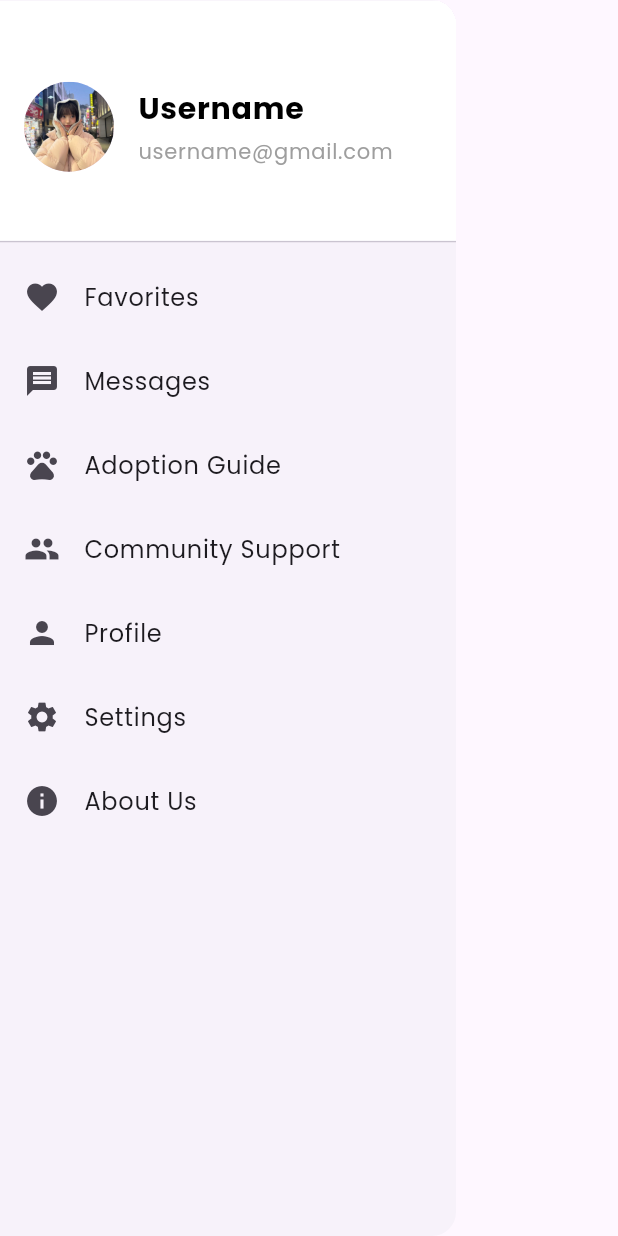
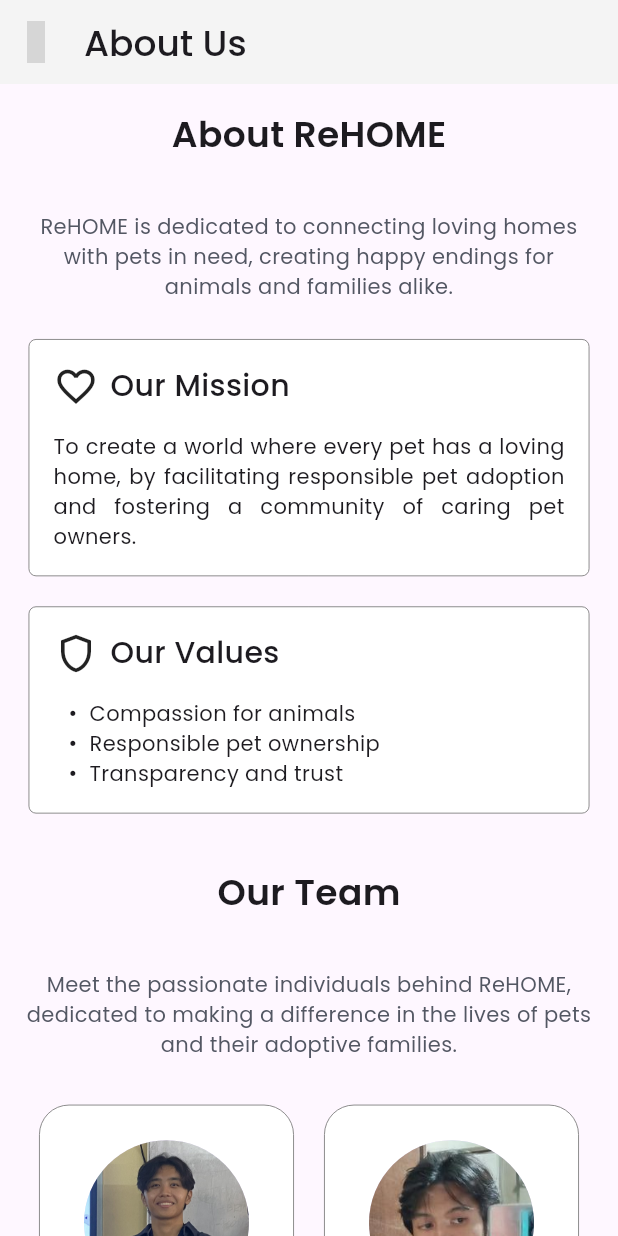
Before and after one commit to GianEzekiel/ReHome, a Flutter app: the CustomDrawer widget shown alone on an empty page, opened directly, after a tap on "About Us", on a phone screen of 412 x 824 dp. Run offline on Flutter 3.47's test engine with Material 3 defaults, Android fonts, the phone set to English and light mode, and no system bars; our stand-ins replace iconsax; grey boxes are pictures that could not be loaded.

Commit message:
about screen done

```diff
--- /dev/null
+++ b/lib/about_us_screen.dart
@@ -0,0 +1,251 @@
+import 'package:flutter/material.dart';
+import 'package:rehome/custom_app_bar.dart';
+import 'package:rehome/home_page.dart';
+import 'package:rehome/models/team_models.dart';
+
+class AboutUsScreen extends StatefulWidget {
+  const AboutUsScreen({super.key});
+
+  @override
+  State<AboutUsScreen> createState() => _AboutUsScreenState();
+}
+
+class _AboutUsScreenState extends State<AboutUsScreen> {
+  List<TeamModels> team = [];
+
+  void _getTeam() {
+    team = TeamModels.getTeam();
+  }
+
+  @override
+  void initState() {
+    super.initState();
+    _getTeam();
+  }
+
+  @override
+  Widget build(BuildContext context) {
+    return Scaffold(
+      appBar: CustomAppBar(
+        title: 'About Us',
+        onBackPress: () {
+          Navigator.pushReplacement(
+            context,
+            MaterialPageRoute(builder: (context) => const HomePage()),
+          );
+        },
+      ),
+      body: SingleChildScrollView(
+        child: Padding(
+          padding: const EdgeInsets.all(16),
+          child: Center(
+            child: Column(
+              children: [
+                const Text(
+                  'About ReHOME',
+                  style: TextStyle(
+                    fontSize: 24,
+                    fontWeight: FontWeight.w600,
+                  ),
+                ),
+                const SizedBox(height: 35),
+                const Text(
+                  'ReHOME is dedicated to connecting loving homes with pets in need, creating happy endings for animals and families alike.',
+                  textAlign: TextAlign.center,
+                  style: TextStyle(
+                    fontSize: 14,
+                    color: Color(0xff535763),
+                  ),
+                ),
+                const SizedBox(height: 25),
+                Container(
+                  width: 374,
+                  decoration: BoxDecoration(
+                    border: Border.all(
+                      color: const Color(0xFF808080),
+                      width: 0.6,
+                    ),
+                    color: const Color(0xffFFFFFF),
+                    borderRadius: BorderRadius.circular(5),
+                  ),
+                  child: const Padding(
+                    padding: EdgeInsets.all(16.0),
+                    child: Column(
+                      children: [
+                        Row(
+                          children: [
+                            Icon(
+                              Icons.favorite_border,
+                              size: 30,
+                            ),
+                            SizedBox(width: 8),
+                            Text(
+                              'Our Mission',
+                              style: TextStyle(
+                                fontSize: 20,
+                                fontWeight: FontWeight.w500,
+                              ),
+                            )
+                          ],
+                        ),
+                        SizedBox(height: 15),
+                        Text(
+                          'To create a world where every pet has a loving home, by facilitating responsible pet adoption and fostering a community of caring pet owners.',
+                          textAlign: TextAlign.justify,
+                          style: TextStyle(
+                            fontSize: 14,
+                          ),
+                        ),
+                      ],
+                    ),
+                  ),
+                ),
+                const SizedBox(height: 20),
+                Container(
+                  width: 374,
+                  decoration: BoxDecoration(
+                    border: Border.all(
+                      color: const Color(0xFF808080),
+                      width: 0.6,
+                    ),
+                    color: const Color(0xffFFFFFF),
+                    borderRadius: BorderRadius.circular(5),
+                  ),
+                  child: const Padding(
+                    padding: EdgeInsets.all(16.0),
+                    child: Column(
+                      children: [
+                        Row(
+                          children: [
+                            Icon(
+                              Icons.shield_outlined,
+                              size: 30,
+                            ),
+                            SizedBox(width: 8),
+                            Text(
+                              'Our Values',
+                              style: TextStyle(
+                                fontSize: 20,
+                                fontWeight: FontWeight.w500,
+                              ),
+                            )
+                          ],
+                        ),
+                        SizedBox(height: 15),
+                        Padding(
+                          padding: EdgeInsets.only(left: 10),
+                          child: Column(
+                            crossAxisAlignment: CrossAxisAlignment.start,
+                            children: [
+                              Row(
+                                crossAxisAlignment: CrossAxisAlignment.start,
+                                children: [
+                                  Text("•  "), // Bullet point
+                                  Expanded(
+                                    child: Text("Compassion for animals"),
+                                  ),
+                                ],
+                              ),
+                              Row(
+                                crossAxisAlignment: CrossAxisAlignment.start,
+                                children: [
+                                  Text("•  "),
+                                  Expanded(
+                                    child: Text("Responsible pet ownership"),
+                                  ),
+                                ],
+                              ),
+                              Row(
+                                crossAxisAlignment: CrossAxisAlignment.start,
+                                children: [
+                                  Text("•  "),
+                                  Expanded(
+                                    child: Text("Transparency and trust"),
+                                  ),
+                                ],
+                              ),
+                            ],
+                          ),
+                        ),
+                      ],
+                    ),
+                  ),
+                ),
+                const SizedBox(height: 35),
+                const Text(
+                  'Our Team',
+                  style: TextStyle(
+                    fontSize: 24,
+                    fontWeight: FontWeight.w600,
+                  ),
+                ),
+                const SizedBox(height: 35),
+                const Text(
+                  'Meet the passionate individuals behind ReHOME, dedicated to making a difference in the lives of pets and their adoptive families.',
+                  textAlign: TextAlign.center,
+                  style: TextStyle(
+                    fontSize: 14,
+                    color: Color(0xff535763),
+                  ),
+                ),
+                const SizedBox(height: 20),
+                Padding(
+                  padding: const EdgeInsets.all(10),
+                  child: GridView.builder(
+                    shrinkWrap: true, // Ensures the grid doesn't take up extra space
+                    physics: const NeverScrollableScrollPhysics(), // Prevents scrolling of the grid (parent ScrollView handles scrolling)
+                    gridDelegate: const SliverGridDelegateWithFixedCrossAxisCount(
+                      crossAxisCount: 2, // 2 columns
+                      crossAxisSpacing: 20, // Space between columns
+                      mainAxisSpacing: 20, // Space between rows
+                      childAspectRatio: 0.8, // Square containers
+                    ),
+                    itemCount: team.length,
+                    itemBuilder: (context, index) {
+                      return Container(
+                        height: 500,
+                        width: 176,
+                        decoration: BoxDecoration(
+                          border: Border.all(
+                            color: const Color(0xFF808080),
+                            width: 0.6,
+                          ),
+                          color: const Color(0xffFFFFFF),
+                          borderRadius: BorderRadius.circular(20),
+                        ),
+                        child: Column(
+                          mainAxisAlignment: MainAxisAlignment.center,
+                          children: [
+                            CircleAvatar(
+                              radius: 55,
+                              backgroundImage: AssetImage(team[index].picturePath),
+                            ),
+                            const SizedBox(height: 15),
+                            Text(
+                              team[index].teamName,
+                              style: const TextStyle(
+                                fontSize: 14,
+                                fontWeight: FontWeight.w600,
+                              ),
+                            ),
+                            Text(
+                              team[index].teamRole,
+                              style: const TextStyle(
+                                fontSize: 14,
+                                color: Color(0xff535763),
+                              ),
+                            )
+                          ],
+                        ),
+                      );
+                    },
+                  ),
+                ),
+              ],
+            ),
+          ),
+        ),
+      ),
+    );
+  }
+}
--- a/lib/custom_drawer.dart
+++ b/lib/custom_drawer.dart
@@ -1,4 +1,5 @@
 import 'package:flutter/material.dart';
+import 'package:rehome/about_us_screen.dart';
 import 'package:rehome/adoption_guide.dart';
 import 'package:rehome/favorites_screen.dart';
 import 'package:rehome/messages.dart';
@@ -92,13 +93,6 @@ class CustomDrawer extends StatelessWidget {
             },
           ),
           ListTile(
-            leading: const Icon(Icons.group),
-            title: const Text('Community Support'),
-            onTap: () {
-              // Handle navigation or action
-            },
-          ),
-          ListTile(
             leading: const Icon(Icons.person),
             title: const Text('Profile'),
             onTap: () {
@@ -111,17 +105,15 @@ class CustomDrawer extends StatelessWidget {
             },
           ),
           ListTile(
-            leading: const Icon(Icons.settings),
-            title: const Text('Settings'),
-            onTap: () {
-              // Handle navigation or action
-            },
-          ),
-          ListTile(
             leading: const Icon(Icons.info),
             title: const Text('About Us'),
             onTap: () {
-              // Handle navigation or action
+              Navigator.push(
+                context,
+                MaterialPageRoute(
+                  builder: (context) => AboutUsScreen(),
+                ),
+                );
             },
           ),
         ],
--- /dev/null
+++ b/lib/models/team_models.dart
@@ -0,0 +1,49 @@
+class TeamModels {
+  String teamName;
+  String teamRole;
+  String picturePath;
+
+  TeamModels({
+    required this.teamName,
+    required this.teamRole,
+    required this.picturePath,
+  });
+
+  static List<TeamModels> getTeam() {
+    List<TeamModels> team = [];
+
+    team.add(
+      TeamModels(
+        teamName: 'Reinier Luna',
+        teamRole: 'Leader',
+        picturePath: 'assets/team_avatar/luna.jpg',
+      ),
+    );
+
+    team.add(
+      TeamModels(
+        teamName: 'Kim Bautista',
+        teamRole: 'Member',
+        picturePath: 'assets/team_avatar/kim.jpg',
+      ),
+    );
+
+    team.add(
+      TeamModels(
+        teamName: 'Vency Capistrano',
+        teamRole: 'Member',
+        picturePath: 'assets/team_avatar/gyro.jpg',
+      ),
+    );
+
+    team.add(
+      TeamModels(
+        teamName: 'Gian Gersaniba',
+        teamRole: 'Member',
+        picturePath: 'assets/team_avatar/gian.jpg',
+      ),
+    );
+
+    return team;
+  }
+}
--- a/lib/profile_screen.dart
+++ b/lib/profile_screen.dart
@@ -103,7 +103,7 @@ class _ProfileScreenState extends State<ProfileScreen> {
                       const Row(
                         children: [
                           Icon(
-                            Icons.person,
+                            Icons.person_outline,
                             size: 30,
                           ),
                           SizedBox(width: 5),
@@ -144,7 +144,7 @@ class _ProfileScreenState extends State<ProfileScreen> {
                       const Row(
                         children: [
                           Icon(
-                            Icons.favorite,
+                            Icons.favorite_border,
                             size: 30,
                           ),
                           SizedBox(width: 8),
@@ -183,7 +183,7 @@ class _ProfileScreenState extends State<ProfileScreen> {
                       const Row(
                         children: [
                           Icon(
-                            Icons.settings,
+                            Icons.settings_outlined,
                             size: 30,
                           ),
                           SizedBox(width: 8),
--- a/pubspec.yaml
+++ b/pubspec.yaml
@@ -69,6 +69,7 @@ flutter:
       - assets/featured_pets/
       - assets/icons/
       - assets/images/
+      - assets/team_avatar/
   #   - images/a_dot_ham.jpeg
 
   # An image asset can refer to one or more resolution-specific "variants", see
```
Also changed, not shown: assets/team_avatar/gian.jpg (added), assets/team_avatar/gyro.jpg (added), assets/team_avatar/kim.jpg (added), assets/team_avatar/luna.jpg (added).
